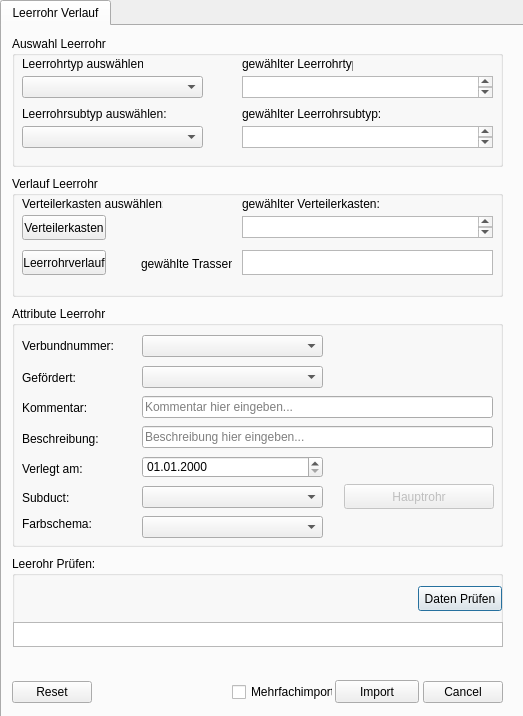
Before: the Qt Designer form tools/leerrohr_verlegen/leerrohr_verlegen_dialog_base.ui in geoKjack/Toolbox_SiegeleCO, drawn with Qt 5.
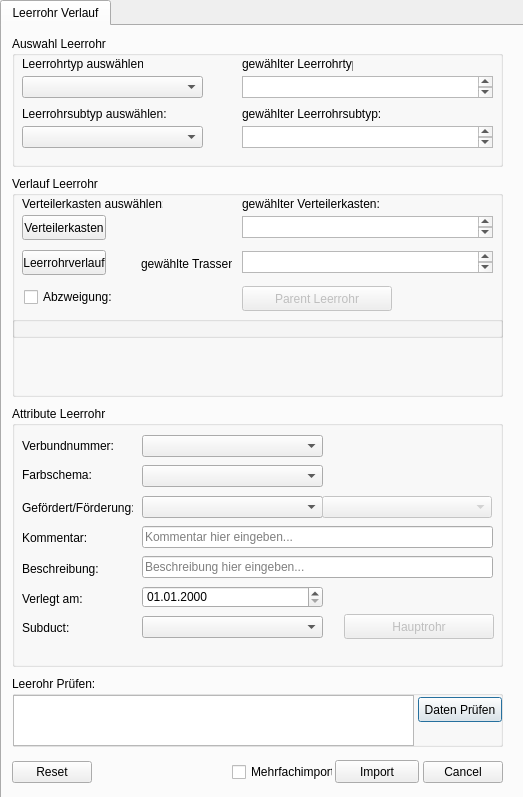
After: the same form once the commit is applied. Custom widgets are drawn as their Qt base class.

Commit message: Verbundnummer erhöht automatisch, Merhfachimport funktioniert, kleinere Bugfixes

```diff
--- a/tools/leerrohr_verlegen/leerrohr_verlegen_dialog_base.ui
+++ b/tools/leerrohr_verlegen/leerrohr_verlegen_dialog_base.ui
@@ -7,7 +7,7 @@
     <x>0</x>
     <y>0</y>
     <width>523</width>
-    <height>716</height>
+    <height>797</height>
    </rect>
   </property>
   <property name="windowTitle">
@@ -19,7 +19,7 @@
      <x>0</x>
      <y>0</y>
      <width>531</width>
-     <height>731</height>
+     <height>801</height>
     </rect>
    </property>
    <property name="font">
@@ -43,9 +43,9 @@
      <property name="geometry">
       <rect>
        <x>10</x>
-       <y>530</y>
+       <y>650</y>
        <width>491</width>
-       <height>91</height>
+       <height>71</height>
       </rect>
      </property>
      <property name="title">
@@ -55,7 +55,7 @@
       <property name="geometry">
        <rect>
         <x>406</x>
-        <y>30</y>
+        <y>21</y>
         <width>84</width>
         <height>25</height>
        </rect>
@@ -68,9 +68,9 @@
       <property name="geometry">
        <rect>
         <x>1</x>
-        <y>66</y>
-        <width>490</width>
-        <height>25</height>
+        <y>19</y>
+        <width>401</width>
+        <height>51</height>
        </rect>
       </property>
      </widget>
@@ -79,7 +79,7 @@
      <property name="geometry">
       <rect>
        <x>333</x>
-       <y>654</y>
+       <y>734</y>
        <width>84</width>
        <height>23</height>
       </rect>
@@ -92,7 +92,7 @@
      <property name="geometry">
       <rect>
        <x>10</x>
-       <y>650</y>
+       <y>730</y>
        <width>491</width>
        <height>32</height>
       </rect>
@@ -108,9 +108,9 @@
      <property name="geometry">
       <rect>
        <x>10</x>
-       <y>280</y>
+       <y>380</y>
        <width>491</width>
-       <height>241</height>
+       <height>261</height>
       </rect>
      </property>
      <property name="title">
@@ -120,7 +120,7 @@
       <property name="geometry">
        <rect>
         <x>10</x>
-        <y>94</y>
+        <y>124</y>
         <width>101</width>
         <height>16</height>
        </rect>
@@ -156,20 +156,20 @@
       <property name="geometry">
        <rect>
         <x>10</x>
-        <y>64</y>
+        <y>94</y>
         <width>111</width>
         <height>16</height>
        </rect>
       </property>
       <property name="text">
-       <string>Gefördert:</string>
+       <string>Gefördert/Förderung:</string>
       </property>
      </widget>
      <widget class="QComboBox" name="comboBox_Gefoerdert">
       <property name="geometry">
        <rect>
         <x>130</x>
-        <y>60</y>
+        <y>90</y>
         <width>181</width>
         <height>22</height>
        </rect>
@@ -179,7 +179,7 @@
       <property name="geometry">
        <rect>
         <x>10</x>
-        <y>125</y>
+        <y>155</y>
         <width>121</width>
         <height>16</height>
        </rect>
@@ -192,7 +192,7 @@
       <property name="geometry">
        <rect>
         <x>130</x>
-        <y>90</y>
+        <y>120</y>
         <width>351</width>
         <height>22</height>
        </rect>
@@ -208,7 +208,7 @@
       <property name="geometry">
        <rect>
         <x>130</x>
-        <y>120</y>
+        <y>150</y>
         <width>351</width>
         <height>22</height>
        </rect>
@@ -224,7 +224,7 @@
       <property name="geometry">
        <rect>
         <x>130</x>
-        <y>150</y>
+        <y>180</y>
         <width>181</width>
         <height>22</height>
        </rect>
@@ -237,7 +237,7 @@
       <property name="geometry">
        <rect>
         <x>10</x>
-        <y>155</y>
+        <y>185</y>
         <width>121</width>
         <height>16</height>
        </rect>
@@ -250,7 +250,7 @@
       <property name="geometry">
        <rect>
         <x>10</x>
-        <y>184</y>
+        <y>214</y>
         <width>111</width>
         <height>16</height>
        </rect>
@@ -263,7 +263,7 @@
       <property name="geometry">
        <rect>
         <x>130</x>
-        <y>180</y>
+        <y>210</y>
         <width>181</width>
         <height>22</height>
        </rect>
@@ -273,7 +273,7 @@
       <property name="geometry">
        <rect>
         <x>10</x>
-        <y>210</y>
+        <y>61</y>
         <width>111</width>
         <height>16</height>
        </rect>
@@ -286,7 +286,7 @@
       <property name="geometry">
        <rect>
         <x>130</x>
-        <y>210</y>
+        <y>59</y>
         <width>181</width>
         <height>22</height>
        </rect>
@@ -299,7 +299,7 @@
       <property name="geometry">
        <rect>
         <x>332</x>
-        <y>178</y>
+        <y>208</y>
         <width>150</width>
         <height>25</height>
        </rect>
@@ -308,6 +308,19 @@
        <string>Hauptrohr</string>
       </property>
      </widget>
+     <widget class="QComboBox" name="comboBox_Foerderung">
+      <property name="enabled">
+       <bool>false</bool>
+      </property>
+      <property name="geometry">
+       <rect>
+        <x>310</x>
+        <y>90</y>
+        <width>170</width>
+        <height>22</height>
+       </rect>
+      </property>
+     </widget>
     </widget>
     <widget class="QGroupBox" name="groupBox">
      <property name="geometry">
@@ -315,7 +328,7 @@
        <x>10</x>
        <y>150</y>
        <width>491</width>
-       <height>121</height>
+       <height>221</height>
       </rect>
      </property>
      <property name="title">
@@ -338,9 +351,9 @@
       <property name="geometry">
        <rect>
         <x>230</x>
-        <y>74</y>
+        <y>75</y>
         <width>251</width>
-        <height>25</height>
+        <height>22</height>
        </rect>
       </property>
      </widget>
@@ -406,6 +419,45 @@
        </rect>
       </property>
      </widget>
+     <widget class="QgsCollapsibleGroupBox" name="groupBox_Rohre">
+      <property name="geometry">
+       <rect>
+        <x>0</x>
+        <y>140</y>
+        <width>491</width>
+        <height>22</height>
+       </rect>
+      </property>
+     </widget>
+     <widget class="QCheckBox" name="checkBox_Abzweigung">
+      <property name="geometry">
+       <rect>
+        <x>12</x>
+        <y>112</y>
+        <width>100</width>
+        <height>18</height>
+       </rect>
+      </property>
+      <property name="text">
+       <string>Abzweigung:</string>
+      </property>
+     </widget>
+     <widget class="QPushButton" name="pushButton_parent_leerrohr">
+      <property name="enabled">
+       <bool>false</bool>
+      </property>
+      <property name="geometry">
+       <rect>
+        <x>230</x>
+        <y>110</y>
+        <width>150</width>
+        <height>25</height>
+       </rect>
+      </property>
+      <property name="text">
+       <string>Parent Leerrohr</string>
+      </property>
+     </widget>
     </widget>
     <widget class="QGroupBox" name="groupBox_4">
      <property name="geometry">
@@ -516,7 +568,7 @@
      <property name="geometry">
       <rect>
        <x>230</x>
-       <y>657</y>
+       <y>737</y>
        <width>101</width>
        <height>18</height>
       </rect>
@@ -536,6 +588,12 @@
   </widget>
  </widget>
  <customwidgets>
+  <customwidget>
+   <class>QgsCollapsibleGroupBox</class>
+   <extends>QGroupBox</extends>
+   <header>qgscollapsiblegroupbox.h</header>
+   <container>1</container>
+  </customwidget>
   <customwidget>
    <class>QgsDateTimeEdit</class>
    <extends>QDateTimeEdit</extends>
```
Left out of the diff: 2 changed lines with no effect on the pictures. The commit also changes 2 other files.
